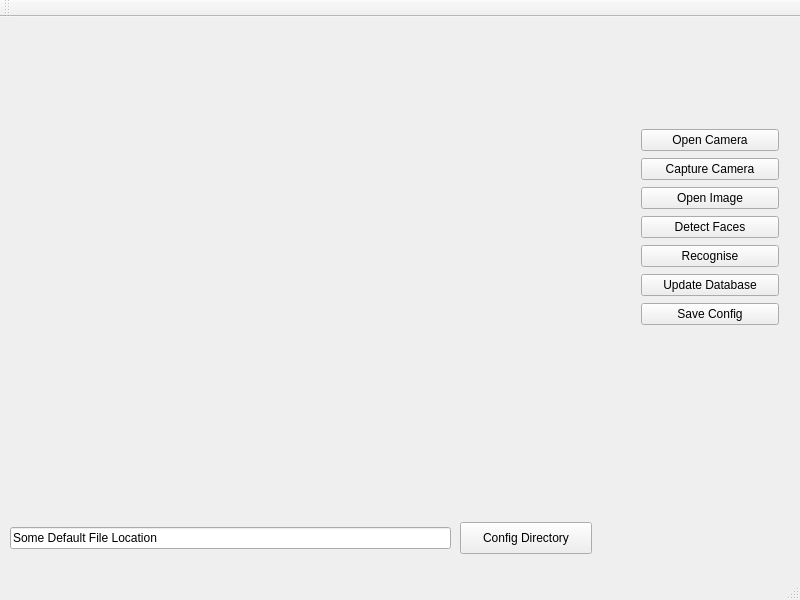
Above: mainwindow.ui from gkmao/itellectboard before the change. Below: the same form after it.
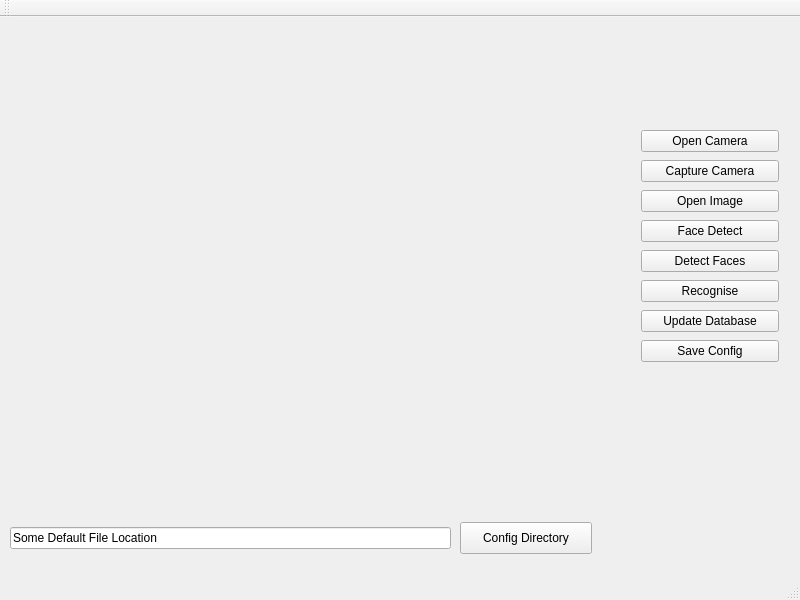
That is the form after the change.

Patch:
```diff
--- a/mainwindow.ui
+++ b/mainwindow.ui
@@ -46,7 +46,7 @@
       <x>630</x>
       <y>100</y>
       <width>160</width>
-      <height>227</height>
+      <height>260</height>
      </rect>
     </property>
     <layout class="QVBoxLayout" name="verticalLayout">
@@ -71,6 +71,13 @@
        </property>
       </widget>
      </item>
+     <item>
+      <widget class="QPushButton" name="faceDecteBtn">
+       <property name="text">
+        <string>Face Detect</string>
+       </property>
+      </widget>
+     </item>
      <item>
       <widget class="QPushButton" name="detectFacesBtn">
        <property name="text">
@@ -111,6 +118,32 @@
      </rect>
     </property>
    </widget>
+   <widget class="QWidget" name="">
+    <property name="geometry">
+     <rect>
+      <x>640</x>
+      <y>390</y>
+      <width>102</width>
+      <height>20</height>
+     </rect>
+    </property>
+    <layout class="QHBoxLayout" name="horizontalLayout">
+     <item>
+      <widget class="QLabel" name="label">
+       <property name="text">
+        <string>性别：</string>
+       </property>
+      </widget>
+     </item>
+     <item>
+      <widget class="QLabel" name="genderLabel">
+       <property name="text">
+        <string/>
+       </property>
+      </widget>
+     </item>
+    </layout>
+   </widget>
   </widget>
   <widget class="QMenuBar" name="menuBar">
    <property name="geometry">
```
Left out of the diff: 2 changed lines with no effect on the pictures.
